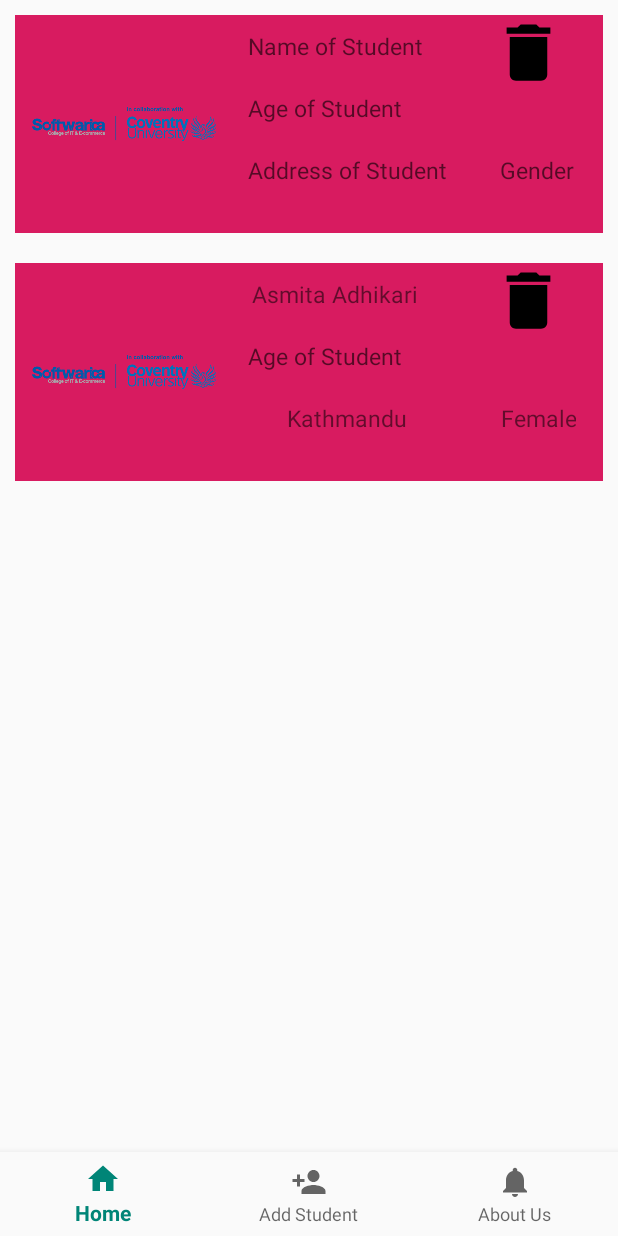
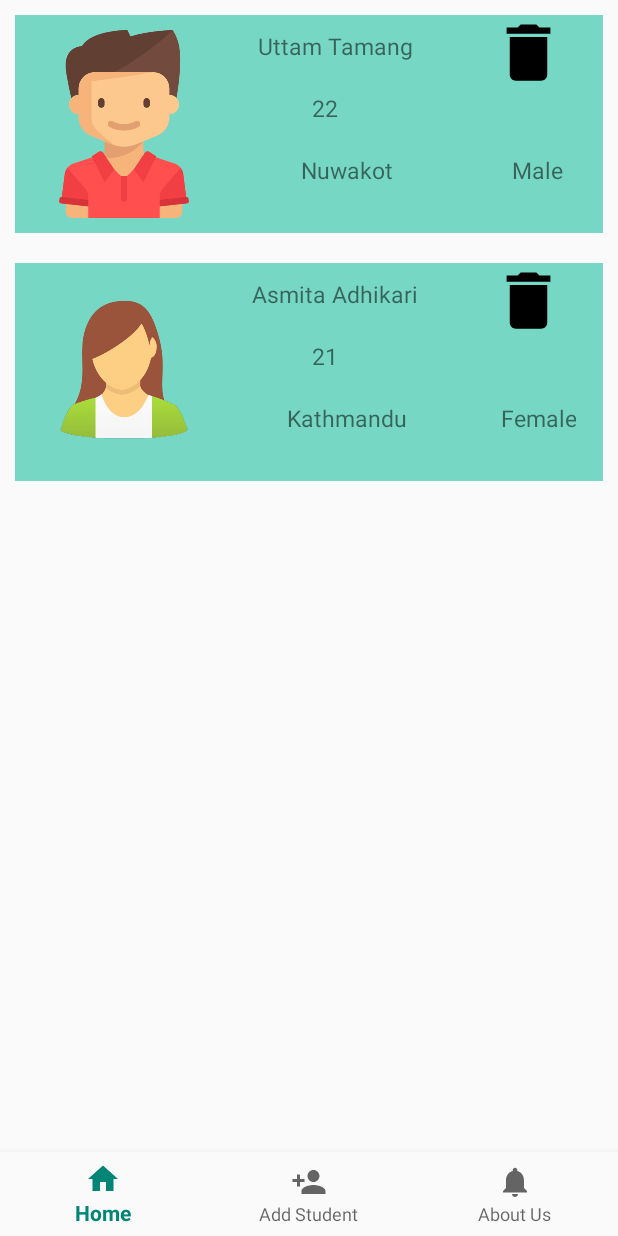
Before and after one commit to uttamtamang/e-Softwarica-Application, an Android app: the HomeActivity screen opened directly, with no data from a screen before it, on a phone screen of 412 x 824 dp. Run offline under Robolectric (Android 15) with nearby library versions, the phone set to English and light mode, and no system bars.

Commit message:
function completion

```diff
--- a/app/src/main/java/com/example/esoftwarica/StudentAdapter.java
+++ b/app/src/main/java/com/example/esoftwarica/Adapter/StudentAdapter.java
@@ -1,15 +1,18 @@
-package com.example.esoftwarica;
+package com.example.esoftwarica.Adapter;
 
 import android.content.Context;
 import android.view.LayoutInflater;
 import android.view.View;
 import android.view.ViewGroup;
-import android.widget.LinearLayout;
-import android.widget.RadioButton;
+import android.widget.Button;
+import android.widget.ImageView;
 import android.widget.TextView;
 
 import androidx.annotation.NonNull;
 import androidx.recyclerview.widget.RecyclerView;
+
+import com.example.esoftwarica.Model.Students;
+import com.example.esoftwarica.R;
 
 import java.util.List;
 
@@ -25,17 +28,25 @@ public class StudentAdapter extends RecyclerView.Adapter<StudentAdapter.StudentV
     @NonNull
     @Override
     public StudentViewHolder onCreateViewHolder(@NonNull ViewGroup parent, int i) {
-        View view = LayoutInflater.from(parent.getContext()).inflate(R.layout.fragment_home,parent,false);
+        View view = LayoutInflater.from(parent.getContext()).inflate(R.layout.students_view,parent,false);
         return new StudentViewHolder(view);
     }
 
     @Override
-    public void onBindViewHolder(@NonNull StudentAdapter.StudentViewHolder holder, int i) {
+    public void onBindViewHolder(@NonNull StudentAdapter.StudentViewHolder holder, final int i) {
         final Students students = studentsList.get(i);
         holder.name.setText(students.getName());
-        //holder.age.setText(students.getAge());
+        holder.age.setText(String.format("%d", students.getAge()));
         holder.gender.setText(students.getGender());
         holder.address.setText(students.getAddress());
+        holder.image.setImageResource(students.getImageId());
+        holder.btnDelete.setOnClickListener(new View.OnClickListener() {
+            @Override
+            public void onClick(View view) {
+                studentsList.remove(i);
+                notifyDataSetChanged();
+            }
+        });
     }
 
     @Override
@@ -45,8 +56,10 @@ public class StudentAdapter extends RecyclerView.Adapter<StudentAdapter.StudentV
 
     public class StudentViewHolder extends RecyclerView.ViewHolder {
 
-        TextView name, age, address,
-        gender;
+        TextView name, age, address,gender;
+        ImageView image;
+        Button btnDelete;
+
         public StudentViewHolder(View itemView) {
             super(itemView);
 
@@ -54,6 +67,8 @@ public class StudentAdapter extends RecyclerView.Adapter<StudentAdapter.StudentV
             age = itemView.findViewById(R.id.age);
             address = itemView.findViewById(R.id.address);
             gender = itemView.findViewById(R.id.gender);
+            image = itemView.findViewById(R.id.imgProfile);
+            btnDelete = itemView.findViewById(R.id.delete);
 
         }
     }
--- /dev/null
+++ b/app/src/main/java/com/example/esoftwarica/Home/HomeFragment.java
@@ -0,0 +1,34 @@
+package com.example.esoftwarica.Home;
+
+import android.os.Bundle;
+import android.view.LayoutInflater;
+import android.view.View;
+import android.view.ViewGroup;
+
+import androidx.annotation.NonNull;
+import androidx.annotation.Nullable;
+import androidx.fragment.app.Fragment;
+import androidx.recyclerview.widget.LinearLayoutManager;
+import androidx.recyclerview.widget.RecyclerView;
+
+import com.example.esoftwarica.Adapter.StudentAdapter;
+import com.example.esoftwarica.HomeActivity;
+import com.example.esoftwarica.R;
+
+//import Fragment;
+
+public class HomeFragment extends Fragment{
+
+    RecyclerView recyclerView;
+
+    @Nullable
+    @Override
+    public View onCreateView(@NonNull LayoutInflater inflater, @Nullable ViewGroup container, @Nullable Bundle savedInstanceState) {
+        View view = inflater.inflate(R.layout.fragment_home,container,false);
+        recyclerView = view.findViewById(R.id.recyclerView);
+        StudentAdapter studentAdapter = new StudentAdapter(getContext(), HomeActivity.studentsList);
+        recyclerView.setAdapter(studentAdapter);
+        recyclerView.setLayoutManager(new LinearLayoutManager(getContext()));
+        return view;
+    }
+}
--- a/app/src/main/java/com/example/esoftwarica/HomeActivity.java
+++ b/app/src/main/java/com/example/esoftwarica/HomeActivity.java
@@ -3,22 +3,22 @@ package com.example.esoftwarica;
 import androidx.annotation.NonNull;
 import androidx.appcompat.app.AppCompatActivity;
 import androidx.fragment.app.Fragment;
-import androidx.recyclerview.widget.LinearLayoutManager;
-import androidx.recyclerview.widget.RecyclerView;
 
-import android.content.ClipData;
 import android.os.Bundle;
 import android.view.MenuItem;
-import android.widget.Switch;
 
+import com.example.esoftwarica.AboutUs.AboutUsFragment;
+import com.example.esoftwarica.AddStudent.AddStudentFragment;
+import com.example.esoftwarica.Home.HomeFragment;
+import com.example.esoftwarica.Model.Students;
 import com.google.android.material.bottomnavigation.BottomNavigationView;
 
 import java.util.ArrayList;
 import java.util.List;
 
 public class HomeActivity extends AppCompatActivity {
-    RecyclerView recyclerView;
 
+    public static List<Students> studentsList;
     @Override
     protected void onCreate(Bundle savedInstanceState) {
         super.onCreate(savedInstanceState);
@@ -32,15 +32,12 @@ public class HomeActivity extends AppCompatActivity {
         getSupportFragmentManager().beginTransaction().replace(R.id.fragment_container,
                 new HomeFragment()).commit();
 
-        recyclerView = findViewById(R.id.recyclerView);
 
-        List<Students> studentsList = new ArrayList<>();
-        studentsList.add(new Students("Uttam Tamang","Nuwakot","Male",22));
-        studentsList.add(new Students("Asmita Adhikari","Kathmandu","Female",21));
+        studentsList = new ArrayList<>();
+        studentsList.add(new Students("Uttam Tamang","Nuwakot","Male",22,R.drawable.boy));
+        studentsList.add(new Students("Asmita Adhikari","Kathmandu","Female",21,R.drawable.girl));
 
-        StudentAdapter studentAdapter = new StudentAdapter(this,studentsList);
-        recyclerView.setAdapter(studentAdapter);
-        recyclerView.setLayoutManager(new LinearLayoutManager(this));
+
     }
 
     private BottomNavigationView.OnNavigationItemSelectedListener navListner =
--- a/app/src/main/java/com/example/esoftwarica/HomeFragment.java
+++ /dev/null
@@ -1,20 +0,0 @@
-package com.example.esoftwarica;
-
-import android.os.Bundle;
-import android.view.LayoutInflater;
-import android.view.View;
-import android.view.ViewGroup;
-
-import androidx.annotation.NonNull;
-import androidx.annotation.Nullable;
-import androidx.fragment.app.Fragment;
-
-//import Fragment;
-
-public class HomeFragment extends Fragment{
-    @Nullable
-    @Override
-    public View onCreateView(@NonNull LayoutInflater inflater, @Nullable ViewGroup container, @Nullable Bundle savedInstanceState) {
-        return inflater.inflate(R.layout.fragment_home,container,false);
-    }
-}
--- a/app/src/main/java/com/example/esoftwarica/Students.java
+++ b/app/src/main/java/com/example/esoftwarica/Model/Students.java
@@ -1,16 +1,18 @@
-package com.example.esoftwarica;
+package com.example.esoftwarica.Model;
 
 public class Students {
 
     private String name,address,gender;
     private int age;
+    private int imageId;
 
-   public Students(String name, String address, String gender, int age)
+   public Students(String name, String address, String gender, int age,int imageId)
    {
        this.name = name;
        this.address= address;
        this.age= age;
        this.gender = gender;
+       this.imageId= imageId;
    }
 
 
@@ -46,4 +48,13 @@ public class Students {
         this.age = age;
     }
 
+    public int getImageId() {
+        return imageId;
+    }
+
+    public void setImageId(int imageId) {
+        this.imageId = imageId;
+    }
+
+
 }
--- a/app/src/main/res/layout/activity_home.xml
+++ b/app/src/main/res/layout/activity_home.xml
@@ -10,19 +10,6 @@
         android:layout_width="match_parent"
         android:layout_height="match_parent"
         android:layout_above="@+id/bottom_nav">
-        <LinearLayout
-            android:layout_width="match_parent"
-            android:layout_height="match_parent"
-            android:orientation="vertical">
-            <androidx.recyclerview.widget.RecyclerView
-                android:id="@+id/recyclerView"
-                android:layout_width="match_parent"
-                android:layout_height="wrap_content"
-
-                />
-
-        </LinearLayout>
-
 
     </FrameLayout>
 
--- a/app/src/main/res/layout/fragment_home.xml
+++ b/app/src/main/res/layout/fragment_home.xml
@@ -1,65 +1,11 @@
 <?xml version="1.0" encoding="utf-8"?>
-<RelativeLayout xmlns:android="http://schemas.android.com/apk/res/android"
+<LinearLayout xmlns:android="http://schemas.android.com/apk/res/android"
     android:orientation="vertical" android:layout_width="match_parent"
-    android:layout_height="wrap_content"
-    android:layout_margin="10dp"
-    android:background="@color/colorAccent"
-    >
-    <ImageView
-        android:id="@+id/imgProfile"
-        android:layout_width="125dp"
-        android:layout_height="125dp"
-        android:src="@drawable/softwarica"
-        android:layout_margin="10dp"
-        />
+    android:layout_height="match_parent">
 
-    <TextView
-        android:layout_width="wrap_content"
-        android:layout_height="wrap_content"
-        android:id="@+id/name"
-        android:gravity="center"
-        android:layout_toEndOf="@+id/imgProfile"
-        android:padding="10dp"
-        android:textSize="15sp"
-        android:hint="Name of Student"/>
-    <Button
-        android:layout_width="50dp"
-        android:layout_height="50dp"
-        android:id="@+id/delete"
-        android:layout_toEndOf="@+id/name"
-        android:layout_marginLeft="35dp"
-        android:background="@drawable/ic_delete_black_24dp"/>
-    <TextView
-        android:layout_width="wrap_content"
-        android:layout_height="wrap_content"
-        android:id="@+id/age"
-        android:gravity="center"
-        android:layout_toEndOf="@+id/imgProfile"
-        android:layout_below="@+id/name"
-        android:textSize="15sp"
-        android:padding="10dp"
-        android:hint="Age of Student"/>
-    <TextView
-        android:layout_width="wrap_content"
-        android:layout_height="wrap_content"
-        android:id="@+id/address"
-        android:gravity="center"
-        android:layout_toEndOf="@+id/imgProfile"
-        android:layout_below="@+id/age"
-        android:textSize="15sp"
-        android:padding="10dp"
-        android:hint="Address of Student"/>
-    <TextView
-        android:layout_width="wrap_content"
-        android:layout_height="wrap_content"
-        android:id="@+id/gender"
-        android:gravity="center"
-        android:layout_toEndOf="@+id/address"
-        android:layout_below="@+id/age"
-        android:textSize="15sp"
-        android:padding="10dp"
-        android:layout_marginLeft="15dp"
-        android:hint="Gender"/>
+    <androidx.recyclerview.widget.RecyclerView
+        android:id="@+id/recyclerView"
+        android:layout_width="match_parent"
+        android:layout_height="wrap_content"/>
 
-
-</RelativeLayout>
+</LinearLayout>
--- /dev/null
+++ b/app/src/main/res/layout/students_view.xml
@@ -0,0 +1,65 @@
+<?xml version="1.0" encoding="utf-8"?>
+<RelativeLayout xmlns:android="http://schemas.android.com/apk/res/android"
+    android:orientation="vertical" android:layout_width="match_parent"
+    android:layout_height="wrap_content"
+    android:layout_margin="10dp"
+    android:background="#76D7C4"
+    >
+    <ImageView
+        android:id="@+id/imgProfile"
+        android:layout_width="125dp"
+        android:layout_height="125dp"
+        android:src="@drawable/softwarica"
+        android:layout_margin="10dp"
+        />
+
+    <TextView
+        android:layout_width="wrap_content"
+        android:layout_height="wrap_content"
+        android:id="@+id/name"
+        android:gravity="center"
+        android:layout_toEndOf="@+id/imgProfile"
+        android:padding="10dp"
+        android:textSize="15sp"
+        android:hint="Name of Student"/>
+    <Button
+        android:layout_width="50dp"
+        android:layout_height="50dp"
+        android:id="@+id/delete"
+        android:layout_toEndOf="@+id/name"
+        android:layout_marginLeft="35dp"
+        android:background="@drawable/ic_delete_black_24dp"/>
+    <TextView
+        android:layout_width="wrap_content"
+        android:layout_height="wrap_content"
+        android:id="@+id/age"
+        android:gravity="center"
+        android:layout_toEndOf="@+id/imgProfile"
+        android:layout_below="@+id/name"
+        android:textSize="15sp"
+        android:padding="10dp"
+        android:hint="Age of Student"/>
+    <TextView
+        android:layout_width="wrap_content"
+        android:layout_height="wrap_content"
+        android:id="@+id/address"
+        android:gravity="center"
+        android:layout_toEndOf="@+id/imgProfile"
+        android:layout_below="@+id/age"
+        android:textSize="15sp"
+        android:padding="10dp"
+        android:hint="Address of Student"/>
+    <TextView
+        android:layout_width="wrap_content"
+        android:layout_height="wrap_content"
+        android:id="@+id/gender"
+        android:gravity="center"
+        android:layout_toEndOf="@+id/address"
+        android:layout_below="@+id/age"
+        android:textSize="15sp"
+        android:padding="10dp"
+        android:layout_marginLeft="15dp"
+        android:hint="Gender"/>
+
+
+</RelativeLayout>
```
Also changed, not shown: app/src/main/java/com/example/esoftwarica/AboutUs/AboutUsFragment.java (renamed from app/src/main/java/com/example/esoftwarica/AboutUsFragment.java, +23 -2 lines), app/src/main/java/com/example/esoftwarica/AddStudent/AddStudentFragment.java (added, +85 -0 lines), app/src/main/java/com/example/esoftwarica/AddStudentFragment.java (deleted, +0 -20 lines), app/src/main/java/com/example/esoftwarica/MainActivity.java (+13 -0 lines), app/src/main/res/layout/fragment_about_us.xml (+7 -0 lines), app/src/main/res/layout/fragment_add_student.xml (+8 -0 lines), app/src/main/res/drawable/boy.png (added), app/src/main/res/drawable/girl.png (added), app/src/main/res/drawable/other.png (added).
